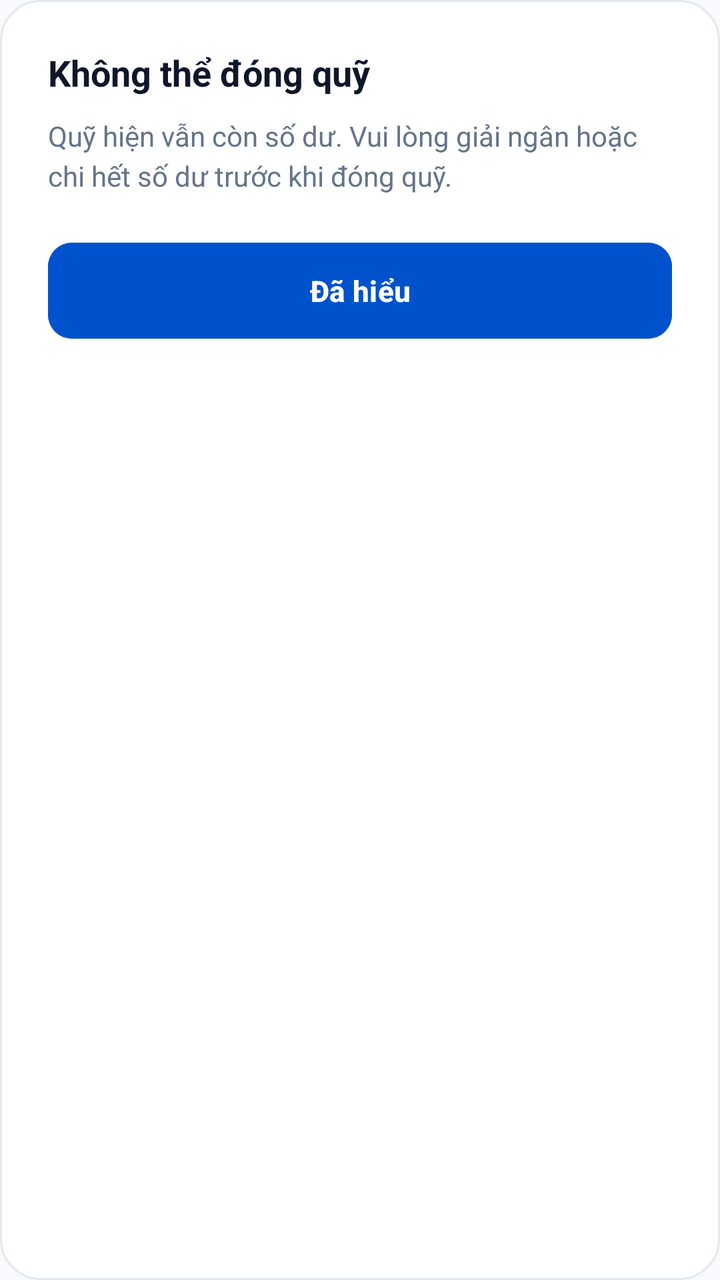
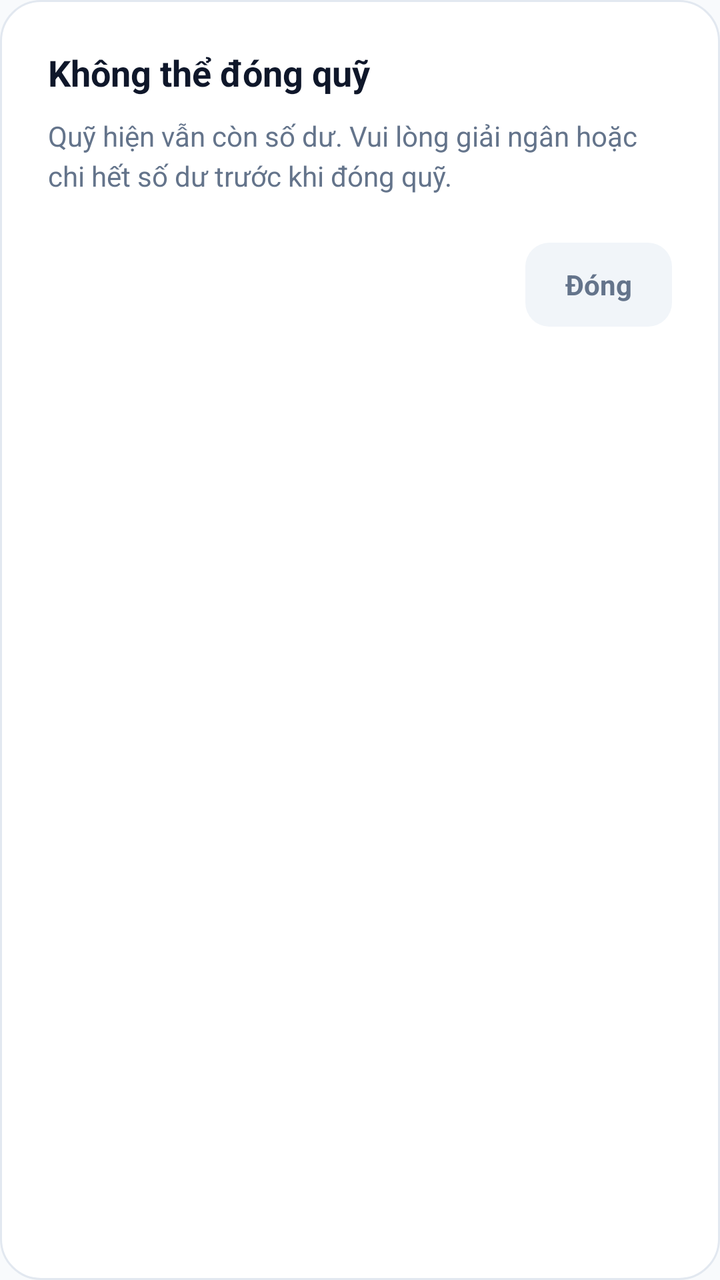

The first picture is an Android layout as it rendered before a commit; the second is the same layout after the commit. The layout source and the unified diff follow.
<!-- AndroidManifest.xml: application theme Theme.SharedFund -->
<!-- res/layout/dialog_fund_close_blocked.xml -->
<?xml version="1.0" encoding="utf-8"?>
<LinearLayout xmlns:android="http://schemas.android.com/apk/res/android"
    xmlns:app="http://schemas.android.com/apk/res-auto"
    android:layout_width="match_parent"
    android:layout_height="wrap_content"
    android:background="@drawable/bg_dialog_card"
    android:orientation="vertical"
    android:padding="24dp">

    <TextView
        android:id="@+id/tvBlockedTitle"
        android:layout_width="match_parent"
        android:layout_height="wrap_content"
        android:gravity="start"
        android:text="Không thể đóng quỹ"
        android:textAlignment="viewStart"
        android:textColor="@color/text_primary"
        android:textSize="18sp"
        android:textStyle="bold" />

    <TextView
        android:id="@+id/tvBlockedMessage"
        android:layout_width="match_parent"
        android:layout_height="wrap_content"
        android:layout_marginTop="10dp"
        android:layout_marginBottom="24dp"
        android:gravity="start"
        android:lineSpacingExtra="3.5dp"
        android:text="Quỹ hiện vẫn còn số dư. Vui lòng giải ngân hoặc chi hết số dư trước khi đóng quỹ."
        android:textAlignment="viewStart"
        android:textColor="@color/text_secondary"
        android:textSize="14sp" />

    <com.google.android.material.button.MaterialButton
        android:id="@+id/btnBlockedUnderstood"
        android:layout_width="match_parent"
        android:layout_height="48dp"
        android:backgroundTint="@color/primary"
        android:insetTop="0dp"
        android:insetBottom="0dp"
        android:text="Đã hiểu"
        android:textAllCaps="false"
        android:textColor="@android:color/white"
        android:textSize="14.5sp"
        android:textStyle="bold"
        app:cornerRadius="12dp"
        app:elevation="0dp" />

</LinearLayout>
<!-- resources referenced by this layout -->
<resources>
  <color name="primary">#0052CC</color>
  <color name="text_primary">#0F172A</color>
  <color name="text_secondary">#64748B</color>
  <!-- drawable bg_dialog_card (drawable) -->
  <?xml version="1.0" encoding="utf-8"?>
  <shape xmlns:android="http://schemas.android.com/apk/res/android"
      android:shape="rectangle">
      <solid android:color="@color/surface" />
      <corners android:radius="20dp" />
      <stroke
          android:width="1dp"
          android:color="@color/border" />
  </shape>
  <style name="Theme.SharedFund" parent="Base.Theme.SharedFund" />
  <color name="surface">#FFFFFF</color>
  <color name="border">#E2E8F0</color>
  <style name="Base.Theme.SharedFund" parent="Theme.Material3.Light.NoActionBar">
          <item name="colorPrimary">@color/primary</item>
          <item name="colorPrimaryDark">@color/primary_dark</item>
          <item name="colorSecondary">@color/accent_income</item>
          <item name="android:statusBarColor">@color/surface</item>
          <item name="android:windowLightStatusBar">true</item>
          <item name="android:windowBackground">@color/background</item>
          <item name="colorSurface">@color/surface</item>
          <item name="colorOnSurface">@color/text_primary</item>
          <item name="android:textColorPrimary">@color/text_primary</item>
          <item name="android:textColorSecondary">@color/text_secondary</item>
          <item name="android:textColorHint">@color/text_secondary</item>
          <item name="editTextColor">@color/text_primary</item>
      </style>
  <color name="primary_dark">#003D99</color>
  <color name="accent_income">#10B981</color>
  <color name="background">#F8FAFC</color>
</resources>

<!-- the commit's change to res/layout/dialog_fund_close_blocked.xml (unified diff, before → after) -->
@@ -1,6 +1,5 @@
 <?xml version="1.0" encoding="utf-8"?>
 <LinearLayout xmlns:android="http://schemas.android.com/apk/res/android"
-    xmlns:app="http://schemas.android.com/apk/res-auto"
     android:layout_width="match_parent"
     android:layout_height="wrap_content"
     android:background="@drawable/bg_dialog_card"
@@ -31,19 +30,27 @@
         android:textColor="@color/text_secondary"
         android:textSize="14sp" />
 
-    <com.google.android.material.button.MaterialButton
-        android:id="@+id/btnBlockedUnderstood"
+    <LinearLayout
         android:layout_width="match_parent"
-        android:layout_height="48dp"
-        android:backgroundTint="@color/primary"
-        android:insetTop="0dp"
-        android:insetBottom="0dp"
-        android:text="Đã hiểu"
-        android:textAllCaps="false"
-        android:textColor="@android:color/white"
-        android:textSize="14.5sp"
-        android:textStyle="bold"
-        app:cornerRadius="12dp"
-        app:elevation="0dp" />
+        android:layout_height="wrap_content"
+        android:gravity="end"
+        android:orientation="horizontal">
+
+        <TextView
+            android:id="@+id/btnBlockedUnderstood"
+            android:layout_width="wrap_content"
+            android:layout_height="42dp"
+            android:background="@drawable/bg_button_neutral"
+            android:clickable="true"
+            android:focusable="true"
+            android:foreground="?attr/selectableItemBackground"
+            android:gravity="center"
+            android:paddingStart="20dp"
+            android:paddingEnd="20dp"
+            android:text="Đóng"
+            android:textColor="@color/text_secondary"
+            android:textSize="14sp"
+            android:textStyle="bold" />
+    </LinearLayout>
 
 </LinearLayout>
<!-- resource entries referenced after the edit -->
@@ -3,6 +3,13 @@
   <color name="primary">#0052CC</color>
   <color name="text_primary">#0F172A</color>
   <color name="text_secondary">#64748B</color>
+  <!-- drawable bg_button_neutral (drawable) -->
+  <?xml version="1.0" encoding="utf-8"?>
+  <shape xmlns:android="http://schemas.android.com/apk/res/android"
+      android:shape="rectangle">
+      <solid android:color="@color/surface_variant" />
+      <corners android:radius="12dp" />
+  </shape>
   <!-- drawable bg_dialog_card (drawable) -->
   <?xml version="1.0" encoding="utf-8"?>
   <shape xmlns:android="http://schemas.android.com/apk/res/android"
@@ -14,6 +21,7 @@
           android:color="@color/border" />
   </shape>
   <style name="Theme.SharedFund" parent="Base.Theme.SharedFund" />
+  <color name="surface_variant">#F1F5F9</color>
   <color name="surface">#FFFFFF</color>
   <color name="border">#E2E8F0</color>
   <style name="Base.Theme.SharedFund" parent="Theme.Material3.Light.NoActionBar">
